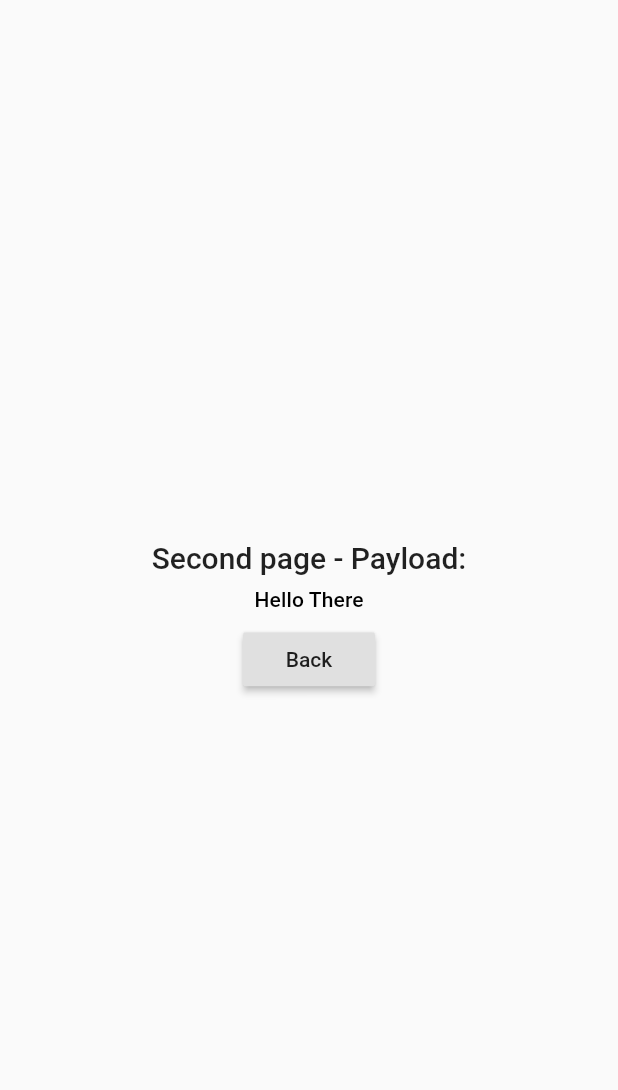
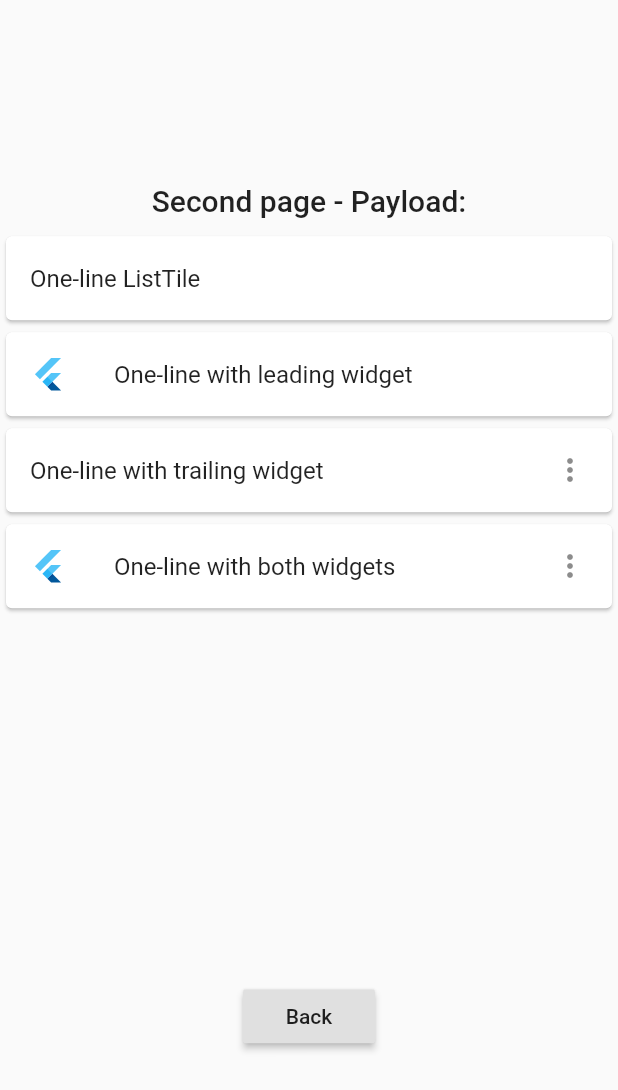
Before and after one commit to HelenBrgg/Karona, a Flutter app: the WifiNetworkManager screen opened directly, on a phone screen of 412 x 824 dp. Shown: the top 1090 px of the screen. Run offline on Flutter 3.47's test engine with Material 2 defaults, Android fonts, the light colour scheme and no system bars; our stand-ins replace connectivity, flutter_local_notifications, sqflite; accounts and stored records are empty; statements that could not run were skipped; project files that could hold a hidden picture were left out.

Commit message:
first attempts at wifipage layout

```diff
--- a/karona/lib/wifi/wifiNetworkManager.dart
+++ b/karona/lib/wifi/wifiNetworkManager.dart
@@ -13,11 +13,34 @@ class WifiNetworkManager extends StatelessWidget {
             style: Theme.of(context).textTheme.title,
           ),
           const SizedBox(height: 8),
-          Text(
-            'Hello There',
-            style: Theme.of(context).textTheme.subtitle,
+          Container(
+            height: 500.0,
+            child: ListView(
+              //scrollDirection: Axis.horizontal,
+              children: <Widget>[
+                Card(child: ListTile(title: Text('One-line ListTile'))),
+                Card(
+                  child: ListTile(
+                    leading: FlutterLogo(),
+                    title: Text('One-line with leading widget'),
+                  ),
+                ),
+                Card(
+                  child: ListTile(
+                    title: Text('One-line with trailing widget'),
+                    trailing: Icon(Icons.more_vert),
+                  ),
+                ),
+                Card(
+                  child: ListTile(
+                    leading: FlutterLogo(),
+                    title: Text('One-line with both widgets'),
+                    trailing: Icon(Icons.more_vert),
+                  ),
+                ),
+              ],
+            ),
           ),
-          const SizedBox(height: 8),
           RaisedButton(
             child: Text('Back'),
             onPressed: () => Navigator.pop(context),
```
